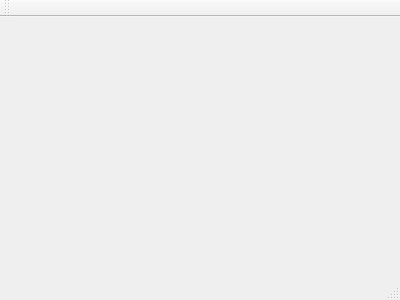
First picture: the form in mainwindow.ui, repository draxvel/NTest-Creator, before the edit.
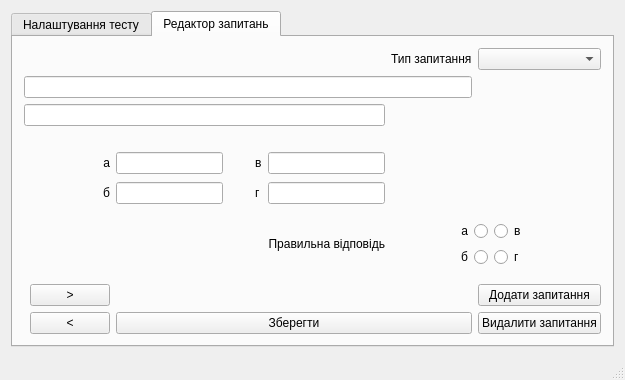
Second picture: the form after the edit. The open tabs and pages were chosen to show the change.

```diff
--- a/mainwindow.ui
+++ b/mainwindow.ui
@@ -1,24 +1,440 @@
 <ui version="4.0">
  <class>MainWindow</class>
- <widget class="QMainWindow" name="MainWindow" >
-  <property name="geometry" >
+ <widget class="QMainWindow" name="MainWindow">
+  <property name="geometry">
    <rect>
     <x>0</x>
     <y>0</y>
-    <width>400</width>
-    <height>300</height>
+    <width>625</width>
+    <height>377</height>
    </rect>
   </property>
   <property name="windowTitle" >
    <string>MainWindow</string>
   </property>
-  <widget class="QMenuBar" name="menuBar" />
-  <widget class="QToolBar" name="mainToolBar" />
-  <widget class="QWidget" name="centralWidget" />
-  <widget class="QStatusBar" name="statusBar" />
+  <property name="layoutDirection">
+   <enum>Qt::LeftToRight</enum>
+  </property>
+  <widget class="QWidget" name="centralWidget">
+   <property name="layoutDirection">
+    <enum>Qt::LeftToRight</enum>
+   </property>
+   <layout class="QVBoxLayout" name="verticalLayout">
+    <item>
+     <widget class="QTabWidget" name="tabWidget">
+      <property name="autoFillBackground">
+       <bool>true</bool>
+      </property>
+      <property name="currentIndex">
+       <number>0</number>
+      </property>
+      <widget class="QWidget" name="tab">
+       <attribute name="title">
+        <string>Налаштування тесту</string>
+       </attribute>
+       <layout class="QGridLayout" name="gridLayout_2">
+        <item row="2" column="3">
+         <spacer name="horizontalSpacer">
+          <property name="orientation">
+           <enum>Qt::Horizontal</enum>
+          </property>
+          <property name="sizeHint" stdset="0">
+           <size>
+            <width>1000</width>
+            <height>20</height>
+           </size>
+          </property>
+         </spacer>
+        </item>
+        <item row="2" column="0">
+         <widget class="QLabel" name="label_3">
+          <property name="text">
+           <string>Час для проходження</string>
+          </property>
+         </widget>
+        </item>
+        <item row="0" column="2" colspan="2">
+         <widget class="QLineEdit" name="lineEditTitle"/>
+        </item>
+        <item row="5" column="0">
+         <widget class="QLabel" name="label_4">
+          <property name="text">
+           <string>Балів за кожну правильну відповідь</string>
+          </property>
+         </widget>
+        </item>
+        <item row="0" column="0">
+         <widget class="QLabel" name="label">
+          <property name="text">
+           <string>Назва тесту</string>
+          </property>
+         </widget>
+        </item>
+        <item row="1" column="0">
+         <widget class="QLabel" name="label_2">
+          <property name="text">
+           <string>Автор</string>
+          </property>
+         </widget>
+        </item>
+        <item row="1" column="2" colspan="2">
+         <widget class="QLineEdit" name="lineEditAuthor"/>
+        </item>
+        <item row="7" column="0">
+         <widget class="QLabel" name="label_5">
+          <property name="text">
+           <string>Список студентів</string>
+          </property>
+         </widget>
+        </item>
+        <item row="7" column="2" colspan="2">
+         <layout class="QVBoxLayout" name="verticalLayout_2">
+          <item>
+           <widget class="QPushButton" name="pushButtonAdd">
+            <property name="text">
+             <string>Додати список студентів</string>
+            </property>
+           </widget>
+          </item>
+          <item>
+           <widget class="QPushButton" name="pushButtonOpen">
+            <property name="text">
+             <string>Відкрити список студентів</string>
+            </property>
+           </widget>
+          </item>
+         </layout>
+        </item>
+        <item row="2" column="2">
+         <widget class="QSpinBox" name="spinBoxTime"/>
+        </item>
+        <item row="5" column="2">
+         <widget class="QDoubleSpinBox" name="doubleSpinBoxPoints"/>
+        </item>
+        <item row="8" column="0" colspan="4">
+         <widget class="QPushButton" name="pushButtonSaveFirstPage">
+          <property name="text">
+           <string>Зберегти</string>
+          </property>
+         </widget>
+        </item>
+       </layout>
+      </widget>
+      <widget class="QWidget" name="tab_2">
+       <attribute name="title">
+        <string>Редактор запитань</string>
+       </attribute>
+       <layout class="QGridLayout" name="gridLayout">
+        <item row="9" column="3">
+         <spacer name="verticalSpacer_2">
+          <property name="orientation">
+           <enum>Qt::Vertical</enum>
+          </property>
+          <property name="sizeHint" stdset="0">
+           <size>
+            <width>20</width>
+            <height>40</height>
+           </size>
+          </property>
+         </spacer>
+        </item>
+        <item row="6" column="4">
+         <widget class="QLabel" name="label_10">
+          <property name="text">
+           <string>в</string>
+          </property>
+         </widget>
+        </item>
+        <item row="10" column="4">
+         <widget class="QLabel" name="label_11">
+          <property name="text">
+           <string>г</string>
+          </property>
+         </widget>
+        </item>
+        <item row="11" column="5">
+         <widget class="QLabel" name="label_7">
+          <property name="layoutDirection">
+           <enum>Qt::RightToLeft</enum>
+          </property>
+          <property name="text">
+           <string>Правильна відповідь</string>
+          </property>
+          <property name="alignment">
+           <set>Qt::AlignRight|Qt::AlignTrailing|Qt::AlignVCenter</set>
+          </property>
+         </widget>
+        </item>
+        <item row="10" column="1">
+         <widget class="QLabel" name="label_9">
+          <property name="text">
+           <string>б</string>
+          </property>
+          <property name="alignment">
+           <set>Qt::AlignRight|Qt::AlignTrailing|Qt::AlignVCenter</set>
+          </property>
+         </widget>
+        </item>
+        <item row="6" column="5">
+         <widget class="QLineEdit" name="lineEditAnswer3"/>
+        </item>
+        <item row="4" column="7">
+         <spacer name="horizontalSpacer_2">
+          <property name="orientation">
+           <enum>Qt::Horizontal</enum>
+          </property>
+          <property name="sizeHint" stdset="0">
+           <size>
+            <width>40</width>
+            <height>20</height>
+           </size>
+          </property>
+         </spacer>
+        </item>
+        <item row="3" column="0" colspan="6">
+         <widget class="QLineEdit" name="lineEditNote"/>
+        </item>
+        <item row="0" column="7">
+         <widget class="QComboBox" name="comboBoxType"/>
+        </item>
+        <item row="10" column="5">
+         <widget class="QLineEdit" name="lineEditAnswer4"/>
+        </item>
+        <item row="1" column="0" colspan="7">
+         <widget class="QLineEdit" name="lineEditQuestion"/>
+        </item>
+        <item row="0" column="6">
+         <widget class="QLabel" name="label_6">
+          <property name="text">
+           <string>Тип запитання</string>
+          </property>
+         </widget>
+        </item>
+        <item row="15" column="1">
+         <widget class="QPushButton" name="pushButtonNext">
+          <property name="text">
+           <string>&gt;</string>
+          </property>
+         </widget>
+        </item>
+        <item row="11" column="6" colspan="2">
+         <widget class="QStackedWidget" name="stackedWidget">
+          <property name="sizePolicy">
+           <sizepolicy hsizetype="Preferred" vsizetype="Preferred">
+            <horstretch>0</horstretch>
+            <verstretch>0</verstretch>
+           </sizepolicy>
+          </property>
+          <property name="maximumSize">
+           <size>
+            <width>200</width>
+            <height>100</height>
+           </size>
+          </property>
+          <property name="currentIndex">
+           <number>2</number>
+          </property>
+          <widget class="QWidget" name="page">
+           <property name="layoutDirection">
+            <enum>Qt::LeftToRight</enum>
+           </property>
+           <layout class="QGridLayout" name="gridLayout_3">
+            <item row="0" column="0">
+             <widget class="QRadioButton" name="radioButton">
+              <property name="layoutDirection">
+               <enum>Qt::RightToLeft</enum>
+              </property>
+              <property name="text">
+               <string>a</string>
+              </property>
+             </widget>
+            </item>
+            <item row="0" column="1">
+             <widget class="QRadioButton" name="radioButton_3">
+              <property name="layoutDirection">
+               <enum>Qt::LeftToRight</enum>
+              </property>
+              <property name="text">
+               <string>в</string>
+              </property>
+             </widget>
+            </item>
+            <item row="1" column="0">
+             <widget class="QRadioButton" name="radioButton_2">
+              <property name="layoutDirection">
+               <enum>Qt::RightToLeft</enum>
+              </property>
+              <property name="text">
+               <string>б</string>
+              </property>
+             </widget>
+            </item>
+            <item row="1" column="1">
+             <widget class="QRadioButton" name="radioButton_4">
+              <property name="layoutDirection">
+               <enum>Qt::LeftToRight</enum>
+              </property>
+              <property name="text">
+               <string>г</string>
+              </property>
+             </widget>
+            </item>
+           </layout>
+          </widget>
+          <widget class="QWidget" name="page_2">
+           <layout class="QGridLayout" name="gridLayout_4">
+            <item row="0" column="0">
+             <widget class="QCheckBox" name="checkBox">
+              <property name="layoutDirection">
+               <enum>Qt::RightToLeft</enum>
+              </property>
+              <property name="text">
+               <string>а</string>
+              </property>
+             </widget>
+            </item>
+            <item row="0" column="1">
+             <widget class="QCheckBox" name="checkBox_3">
+              <property name="text">
+               <string>в</string>
+              </property>
+             </widget>
+            </item>
+            <item row="1" column="0">
+             <widget class="QCheckBox" name="checkBox_2">
+              <property name="layoutDirection">
+               <enum>Qt::RightToLeft</enum>
+              </property>
+              <property name="text">
+               <string>б</string>
+              </property>
+             </widget>
+            </item>
+            <item row="1" column="1">
+             <widget class="QCheckBox" name="checkBox_4">
+              <property name="text">
+               <string>г</string>
+              </property>
+             </widget>
+            </item>
+           </layout>
+          </widget>
+          <widget class="QWidget" name="page_3">
+           <widget class="QLineEdit" name="lineEditCorrectAnswer">
+            <property name="geometry">
+             <rect>
+              <x>0</x>
+              <y>20</y>
+              <width>171</width>
+              <height>20</height>
+             </rect>
+            </property>
+           </widget>
+          </widget>
+         </widget>
+        </item>
+        <item row="6" column="2">
+         <widget class="QLineEdit" name="lineEditAnswer1"/>
+        </item>
+        <item row="19" column="7">
+         <widget class="QPushButton" name="pushButtonDeleteQ">
+          <property name="text">
+           <string>Видалити запитання</string>
+          </property>
+         </widget>
+        </item>
+        <item row="15" column="7">
+         <widget class="QPushButton" name="pushButtonAddQ">
+          <property name="text">
+           <string>Додати запитання</string>
+          </property>
+         </widget>
+        </item>
+        <item row="6" column="1">
+         <widget class="QLabel" name="label_8">
+          <property name="text">
+           <string>a</string>
+          </property>
+          <property name="alignment">
+           <set>Qt::AlignRight|Qt::AlignTrailing|Qt::AlignVCenter</set>
+          </property>
+         </widget>
+        </item>
+        <item row="10" column="2">
+         <widget class="QLineEdit" name="lineEditAnswer2"/>
+        </item>
+        <item row="19" column="1">
+         <widget class="QPushButton" name="pushButtonPrevious">
+          <property name="enabled">
+           <bool>true</bool>
+          </property>
+          <property name="text">
+           <string>&lt;</string>
+          </property>
+         </widget>
+        </item>
+        <item row="19" column="2" colspan="5">
+         <widget class="QPushButton" name="pushButtonSaveNewTest">
+          <property name="text">
+           <string>Зберегти</string>
+          </property>
+         </widget>
+        </item>
+       </layout>
+      </widget>
+     </widget>
+    </item>
+   </layout>
+  </widget>
+  <widget class="QStatusBar" name="statusBar"/>
+  <action name="actionCreateTest">
+   <property name="text">
+    <string>Створити</string>
+   </property>
+  </action>
+  <action name="actionEditTest">
+   <property name="text">
+    <string>Редагувати</string>
+   </property>
+  </action>
+  <action name="actionCreateList">
+   <property name="text">
+    <string>Створити список</string>
+   </property>
+  </action>
+  <action name="actionOpenList">
+   <property name="text">
+    <string>Редагувати існуючий</string>
+   </property>
+  </action>
  </widget>
- <layoutDefault spacing="6" margin="11" />
- <pixmapfunction></pixmapfunction>
+ <layoutdefault spacing="6" margin="11"/>
+ <tabstops>
+  <tabstop>lineEditTitle</tabstop>
+  <tabstop>lineEditAuthor</tabstop>
+  <tabstop>spinBoxTime</tabstop>
+  <tabstop>doubleSpinBoxPoints</tabstop>
+  <tabstop>pushButtonAdd</tabstop>
+  <tabstop>pushButtonOpen</tabstop>
+  <tabstop>pushButtonSaveFirstPage</tabstop>
+  <tabstop>comboBoxType</tabstop>
+  <tabstop>lineEditQuestion</tabstop>
+  <tabstop>lineEditNote</tabstop>
+  <tabstop>lineEditAnswer1</tabstop>
+  <tabstop>lineEditAnswer2</tabstop>
+  <tabstop>lineEditAnswer3</tabstop>
+  <tabstop>lineEditAnswer4</tabstop>
+  <tabstop>radioButton</tabstop>
+  <tabstop>radioButton_2</tabstop>
+  <tabstop>radioButton_3</tabstop>
+  <tabstop>radioButton_4</tabstop>
+  <tabstop>checkBox</tabstop>
+  <tabstop>checkBox_2</tabstop>
+  <tabstop>checkBox_3</tabstop>
+  <tabstop>checkBox_4</tabstop>
+  <tabstop>lineEditCorrectAnswer</tabstop>
+  <tabstop>pushButtonSaveNewTest</tabstop>
+ </tabstops>
  <resources/>
  <connections/>
 </ui>
```
Left out of the diff: 3 changed lines with no effect on the pictures.
